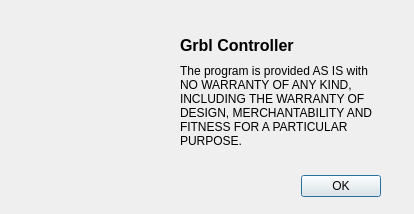
Old version of the form about.ui in the repository apsystems/GrblHoming.
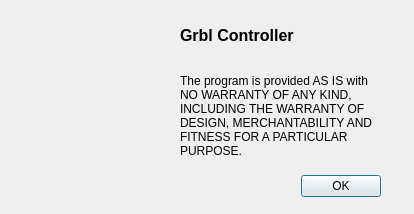
New version of the form. Icons and pictures are not drawn.

```diff
--- a/about.ui
+++ b/about.ui
@@ -33,7 +33,7 @@
    <property name="geometry">
     <rect>
      <x>10</x>
-     <y>20</y>
+     <y>30</y>
      <width>151</width>
      <height>61</height>
     </rect>
@@ -52,7 +52,7 @@
    <property name="geometry">
     <rect>
      <x>180</x>
-     <y>60</y>
+     <y>70</y>
      <width>201</width>
      <height>91</height>
     </rect>
@@ -68,9 +68,9 @@
    <property name="geometry">
     <rect>
      <x>180</x>
-     <y>30</y>
+     <y>10</y>
      <width>211</width>
-     <height>31</height>
+     <height>51</height>
     </rect>
    </property>
    <property name="font">
@@ -101,7 +101,7 @@
    <property name="geometry">
     <rect>
      <x>20</x>
-     <y>110</y>
+     <y>120</y>
      <width>130</width>
      <height>33</height>
     </rect>
```
